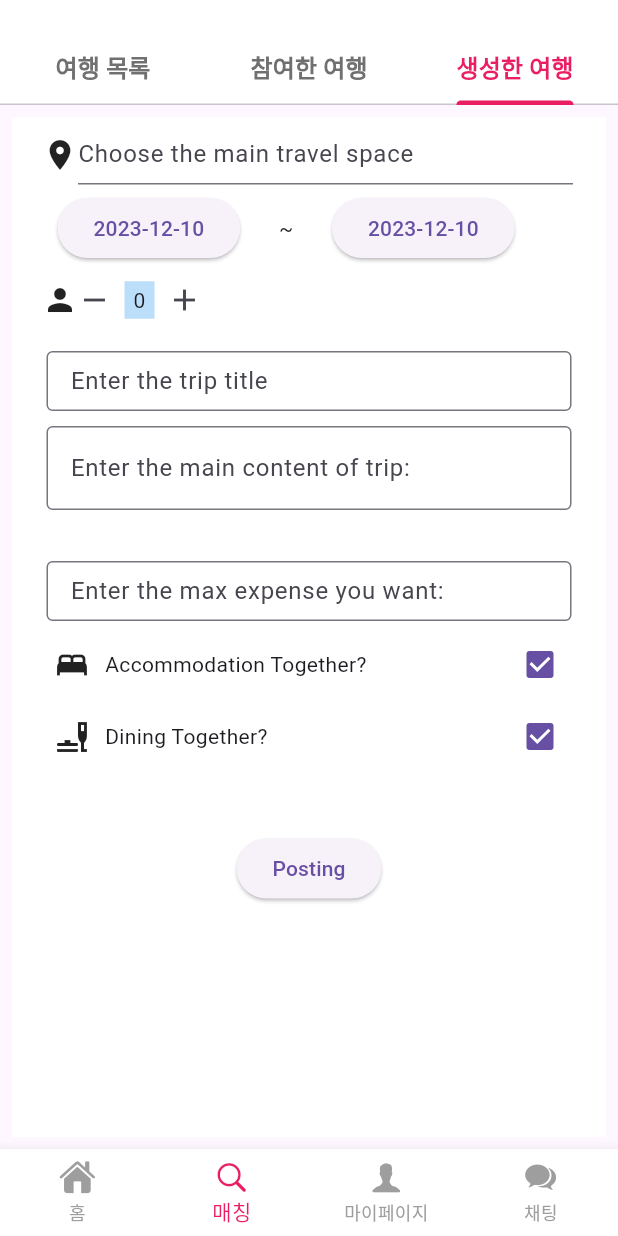
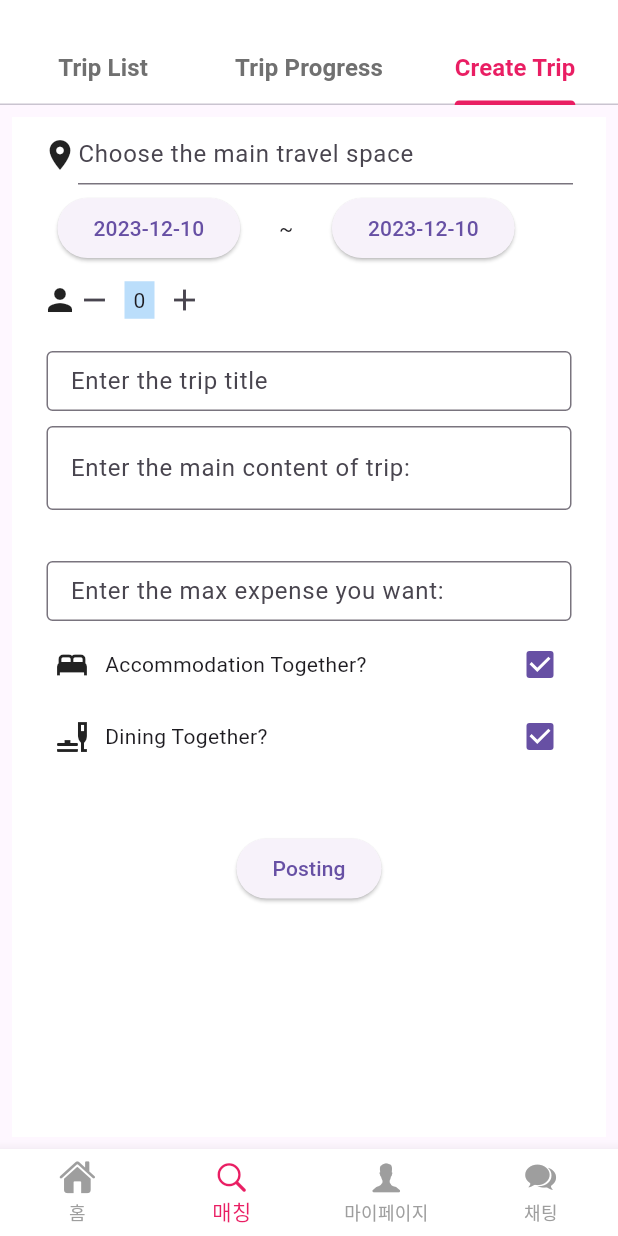
Before and after one commit to smilebank7/TravelWith_front, a Flutter app: the Matching screen opened by its route, tab 3 chosen, on a phone screen of 412 x 824 dp. Run offline on Flutter 3.47's test engine with Material 3 defaults, Android fonts, the phone set to English and light mode, and no system bars; our stand-ins replace card_swiper, dash_chat_2, dio, draggable_home, flutter_dotenv, flutter_riverpod and 5 more; missing offline and left inert: flutter_naver_map, random_avatar; network calls fail; project files that could hold a hidden picture were left out.

Commit message:
ㅁㄴㅇㄹ

```diff
--- a/lib/pages/chat/chat.dart
+++ b/lib/pages/chat/chat.dart
@@ -136,6 +136,8 @@ class _ChatRoomState extends ConsumerState<ChatRoom> {
       firstName: widget.data.memberInfoDTO.name,
     );
     ref.read(messageDetailProvider.notifier).getMessageDetail(widget.data.memberInfoDTO.email, userMe, userYou);
+    ref.read(messageProvider.notifier).getMessageList();
+
   }
 
   @override
--- a/lib/pages/matching/matching.dart
+++ b/lib/pages/matching/matching.dart
@@ -35,7 +35,7 @@ class _MatchingState extends ConsumerState<Matching>
     final List<Tab> myTabs = <Tab>[
       Tab(
         child: Text(
-          '여행 목록',
+          'Trip List',
           style: TextStyle(
             fontSize: 16,
             fontWeight: FontWeight.w700,
@@ -44,7 +44,7 @@ class _MatchingState extends ConsumerState<Matching>
       ),
       Tab(
         child: Text(
-          '참여한 여행',
+          'Trip Progress',
           style: TextStyle(
             fontSize: 16,
             fontWeight: FontWeight.w700,
@@ -53,7 +53,7 @@ class _MatchingState extends ConsumerState<Matching>
       ),
       Tab(
         child: Text(
-          '생성한 여행',
+          'Create Trip',
           style: TextStyle(
             fontSize: 16,
             fontWeight: FontWeight.w700,
```
